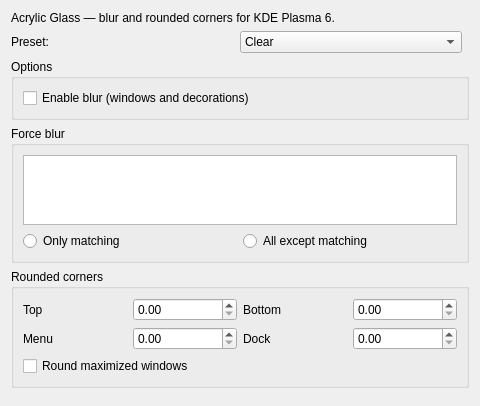
Above: src/offline/kwin-effects/acrylic-glass/src/kcm/blur_config.ui from lestercorderomurillo/macos-tahoe-liquid-kde before the change. Below: the same form after it.
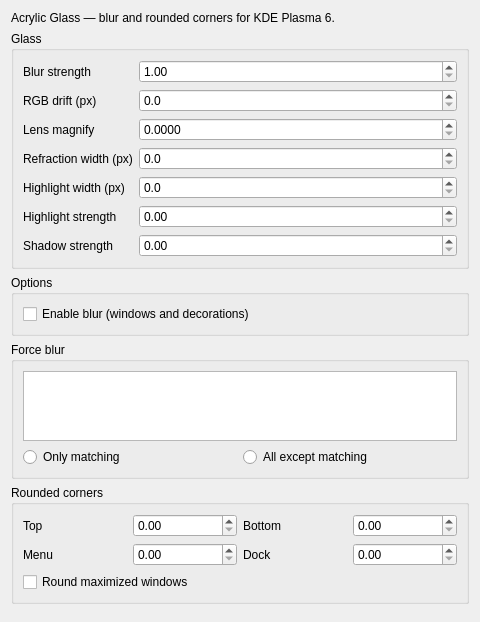
That is the form after the change.

Commit message: Acrylic Glass: wire refractionWidth/highlightWidth/highlightStrength; fractional blur; Gaussian defaults

```diff
--- a/src/offline/kwin-effects/acrylic-glass/src/kcm/blur_config.ui
+++ b/src/offline/kwin-effects/acrylic-glass/src/kcm/blur_config.ui
@@ -3,7 +3,7 @@
  <class>BlurEffectConfig</class>
  <widget class="QWidget" name="BlurEffectConfig">
   <property name="geometry">
-   <rect><x>0</x><y>0</y><width>480</width><height>300</height></rect>
+   <rect><x>0</x><y>0</y><width>480</width><height>420</height></rect>
   </property>
   <layout class="QVBoxLayout">
    <item>
@@ -13,16 +13,116 @@
     </widget>
    </item>
    <item>
-    <layout class="QHBoxLayout">
-     <item><widget class="QLabel"><property name="text"><string>Preset:</string></property></widget></item>
-     <item>
-      <widget class="QComboBox" name="presetCombo">
-       <item><property name="text"><string>Clear</string></property></item>
-       <item><property name="text"><string>Frosted</string></property></item>
-      </widget>
-     </item>
-     <item><spacer><property name="orientation"><enum>Qt::Orientation::Horizontal</enum></property></spacer></item>
-    </layout>
+    <widget class="QGroupBox">
+     <property name="title"><string>Glass</string></property>
+     <layout class="QFormLayout">
+      <item row="0" column="0">
+       <widget class="QLabel">
+        <property name="text"><string>Blur strength</string></property>
+        <property name="toolTip"><string>Kawase downsample depth. Higher values produce a deeper, more Gaussian-looking blur behind the glass.</string></property>
+       </widget>
+      </item>
+      <item row="0" column="1">
+       <widget class="QDoubleSpinBox" name="kcfg_BlurStrength">
+        <property name="toolTip"><string>Kawase downsample depth. Higher values produce a deeper blur. Fractional values (e.g. 1.75) interpolate smoothly between levels.</string></property>
+        <property name="minimum"><double>1.0</double></property>
+        <property name="maximum"><double>20.0</double></property>
+        <property name="singleStep"><double>0.05</double></property>
+        <property name="decimals"><number>2</number></property>
+       </widget>
+      </item>
+      <item row="1" column="0">
+       <widget class="QLabel">
+        <property name="text"><string>RGB drift (px)</string></property>
+        <property name="toolTip"><string>Chromatic aberration spread at the glass rim. Dispersive glass separates wavelengths — red drifts outward, blue drifts inward. 0 = no drift.</string></property>
+       </widget>
+      </item>
+      <item row="1" column="1">
+       <widget class="QDoubleSpinBox" name="kcfg_RgbDriftStrength">
+        <property name="toolTip"><string>Chromatic aberration spread at the glass rim. Dispersive glass separates wavelengths — red drifts outward, blue drifts inward. 0 = no drift.</string></property>
+        <property name="minimum"><double>0.0</double></property>
+        <property name="maximum"><double>100.0</double></property>
+        <property name="singleStep"><double>1.0</double></property>
+        <property name="decimals"><number>1</number></property>
+       </widget>
+      </item>
+      <item row="2" column="0">
+       <widget class="QLabel">
+        <property name="text"><string>Lens magnify</string></property>
+        <property name="toolTip"><string>Convex-lens magnification of the blurred backdrop. The whole glass surface acts as a thick lens — higher values make the background appear closer.</string></property>
+       </widget>
+      </item>
+      <item row="2" column="1">
+       <widget class="QDoubleSpinBox" name="kcfg_MagnifyGlassStrength">
+        <property name="toolTip"><string>Convex-lens magnification of the blurred backdrop. The whole glass surface acts as a thick lens — higher values make the background appear closer.</string></property>
+        <property name="minimum"><double>0.0</double></property>
+        <property name="maximum"><double>0.1</double></property>
+        <property name="singleStep"><double>0.001</double></property>
+        <property name="decimals"><number>4</number></property>
+       </widget>
+      </item>
+      <item row="3" column="0">
+       <widget class="QLabel">
+        <property name="text"><string>Refraction width (px)</string></property>
+        <property name="toolTip"><string>Band from the glass edge inward where chromatic dispersion and lens distortion are active. Narrow values (e.g. 22 px) keep the prismatic fringe tight to the border.</string></property>
+       </widget>
+      </item>
+      <item row="3" column="1">
+       <widget class="QDoubleSpinBox" name="kcfg_RefractionWidth">
+        <property name="toolTip"><string>Band from the glass edge inward where chromatic dispersion and lens distortion are active. Narrow values (e.g. 22 px) keep the prismatic fringe tight to the border.</string></property>
+        <property name="minimum"><double>0.0</double></property>
+        <property name="maximum"><double>300.0</double></property>
+        <property name="singleStep"><double>1.0</double></property>
+        <property name="decimals"><number>1</number></property>
+       </widget>
+      </item>
+      <item row="4" column="0">
+       <widget class="QLabel">
+        <property name="text"><string>Highlight width (px)</string></property>
+        <property name="toolTip"><string>Band from the glass edge inward where the specular glow and ambient top/bottom gradient are active. Large values (e.g. 120 px) spread the light across most of the surface.</string></property>
+       </widget>
+      </item>
+      <item row="4" column="1">
+       <widget class="QDoubleSpinBox" name="kcfg_HighlightWidth">
+        <property name="toolTip"><string>Band from the glass edge inward where the specular glow and ambient top/bottom gradient are active. Large values (e.g. 120 px) spread the light across most of the surface.</string></property>
+        <property name="minimum"><double>0.0</double></property>
+        <property name="maximum"><double>600.0</double></property>
+        <property name="singleStep"><double>1.0</double></property>
+        <property name="decimals"><number>1</number></property>
+       </widget>
+      </item>
+      <item row="5" column="0">
+       <widget class="QLabel">
+        <property name="text"><string>Highlight strength</string></property>
+        <property name="toolTip"><string>Brightness multiplier for the specular rim glow at the glass edge. 0 = no highlight, 1 = default, 2+ = very bright.</string></property>
+       </widget>
+      </item>
+      <item row="5" column="1">
+       <widget class="QDoubleSpinBox" name="kcfg_HighlightStrength">
+        <property name="toolTip"><string>Brightness multiplier for the specular rim glow at the glass edge. 0 = no highlight, 1 = default, 2+ = very bright.</string></property>
+        <property name="minimum"><double>0.0</double></property>
+        <property name="maximum"><double>3.0</double></property>
+        <property name="singleStep"><double>0.05</double></property>
+        <property name="decimals"><number>2</number></property>
+       </widget>
+      </item>
+      <item row="6" column="0">
+       <widget class="QLabel">
+        <property name="text"><string>Shadow strength</string></property>
+        <property name="toolTip"><string>Intensity of the ambient top-to-bottom gradient within the highlight width band. Brighter top, slightly darker bottom — as if lit from above.</string></property>
+       </widget>
+      </item>
+      <item row="6" column="1">
+       <widget class="QDoubleSpinBox" name="kcfg_ShadowStrength">
+        <property name="toolTip"><string>Intensity of the ambient top-to-bottom gradient within the highlight width band. Brighter top, slightly darker bottom — as if lit from above.</string></property>
+        <property name="minimum"><double>0.0</double></property>
+        <property name="maximum"><double>3.0</double></property>
+        <property name="singleStep"><double>0.05</double></property>
+        <property name="decimals"><number>2</number></property>
+       </widget>
+      </item>
+     </layout>
+    </widget>
    </item>
    <item>
     <widget class="QGroupBox">
```
The commit also changes 5 other files.
